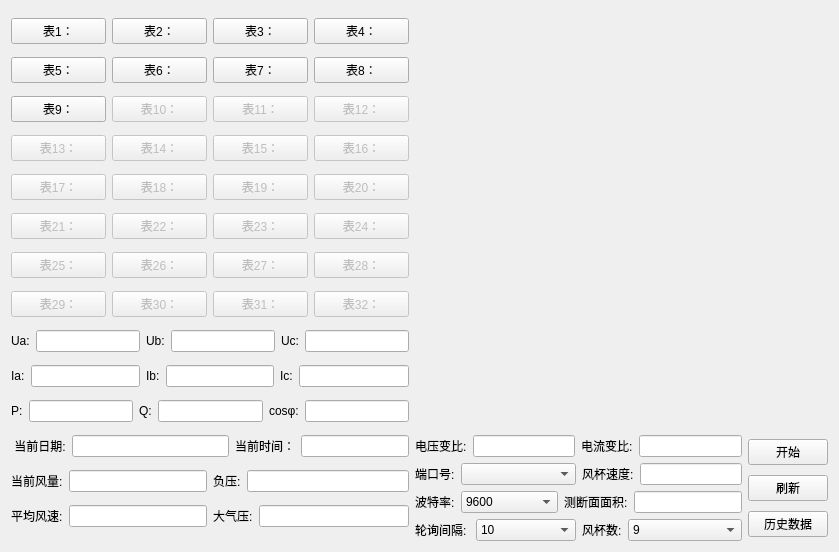
uufree/Qt, file WindCup/mainwindow.ui: the form before one commit.
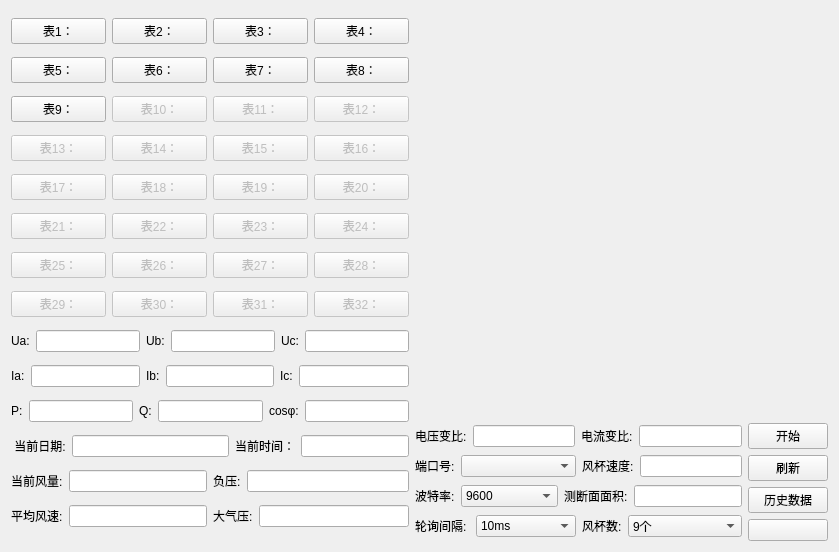
The form after the commit. Icons and pictures are not drawn.

What changed in the file:
```diff
--- a/WindCup/mainwindow.ui
+++ b/WindCup/mainwindow.ui
@@ -754,7 +754,7 @@
                  <widget class="QComboBox" name="settingPoll">
                   <item>
                    <property name="text">
-                    <string>10</string>
+                    <string>10ms</string>
                    </property>
                   </item>
                   <item>
@@ -874,7 +874,7 @@
                  <widget class="QComboBox" name="settingCups">
                   <item>
                    <property name="text">
-                    <string>9</string>
+                    <string>9个</string>
                    </property>
                   </item>
                   <item>
@@ -1063,6 +1063,13 @@
               </property>
              </widget>
             </item>
+            <item>
+             <widget class="QPushButton" name="saveStatueButton">
+              <property name="text">
+               <string/>
+              </property>
+             </widget>
+            </item>
            </layout>
           </item>
          </layout>
```
Left out of the diff: 102 changed lines with no effect on the pictures.
